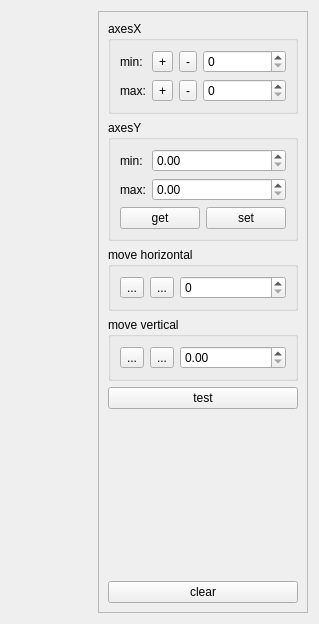
Above: Qt/lib2/widgets/candlestick_box/src/ui/candlestick_box.ui from RinatB2017/mega_GIT before the change. Below: the same form after it.
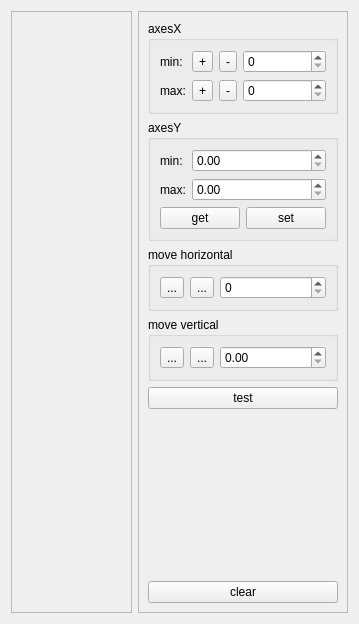
That is the form after the change. Icons and pictures are not drawn. Custom widgets are drawn as their Qt base class.

The edit to the form file:
```diff
--- a/Qt/lib2/widgets/candlestick_box/src/ui/candlestick_box.ui
+++ b/Qt/lib2/widgets/candlestick_box/src/ui/candlestick_box.ui
@@ -6,7 +6,7 @@
    <rect>
     <x>0</x>
     <y>0</y>
-    <width>319</width>
+    <width>359</width>
     <height>624</height>
    </rect>
   </property>
@@ -15,7 +15,39 @@
   </property>
   <layout class="QHBoxLayout" name="horizontalLayout">
    <item>
-    <widget class="MyQChartView" name="chartView" native="true"/>
+    <widget class="QFrame" name="frame_2">
+     <property name="frameShape">
+      <enum>QFrame::StyledPanel</enum>
+     </property>
+     <property name="frameShadow">
+      <enum>QFrame::Raised</enum>
+     </property>
+     <layout class="QVBoxLayout" name="verticalLayout_6">
+      <item>
+       <widget class="MyQChartView" name="chartView" native="true"/>
+      </item>
+      <item>
+       <layout class="QHBoxLayout" name="horizontalLayout_5">
+        <property name="rightMargin">
+         <number>6</number>
+        </property>
+        <item>
+         <widget class="QWidget" name="widget" native="true">
+          <property name="maximumSize">
+           <size>
+            <width>80</width>
+            <height>16777215</height>
+           </size>
+          </property>
+         </widget>
+        </item>
+        <item>
+         <widget class="QLabel" name="lbl_volumes_grapher"/>
+        </item>
+       </layout>
+      </item>
+     </layout>
+    </widget>
    </item>
    <item>
     <widget class="QFrame" name="frame">
```
